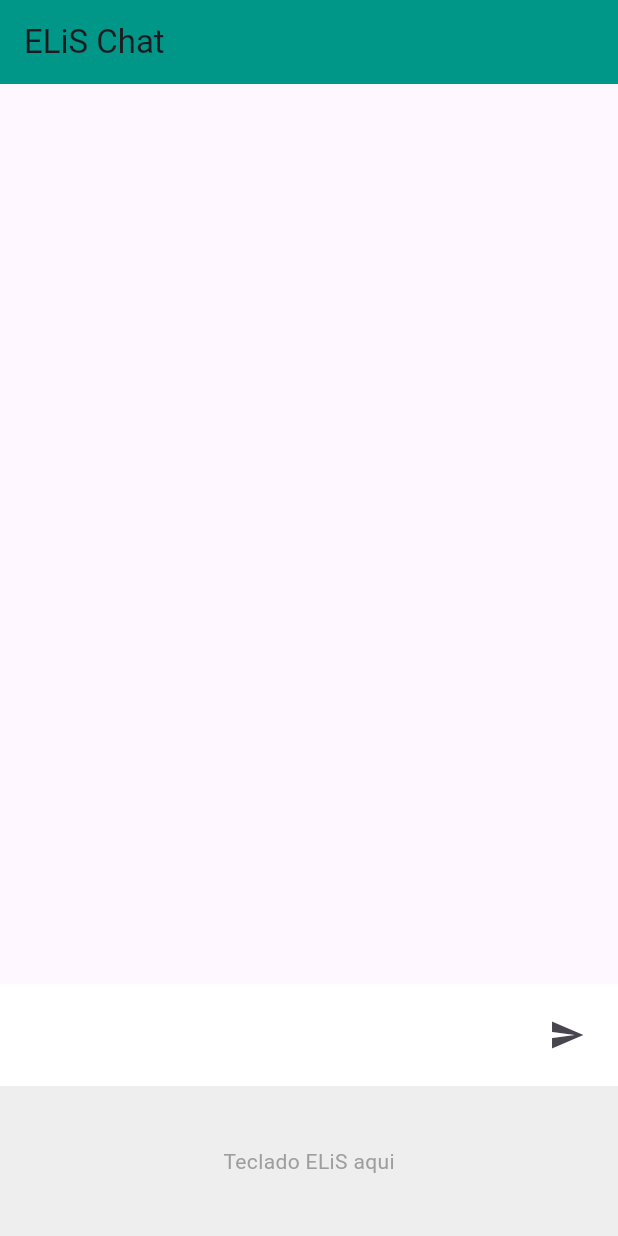
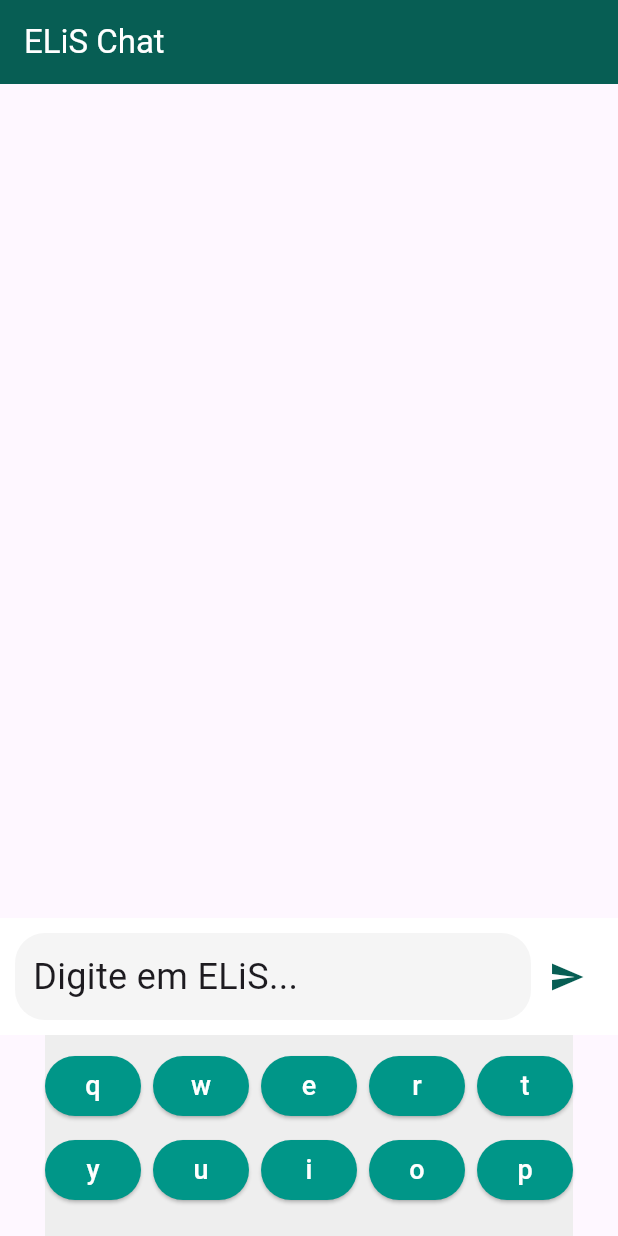
Before and after one commit to ELiS-Cell/ELiS-Chat, a Flutter app: the screen it shows after launch, on a phone screen of 412 x 824 dp. Run offline on Flutter 3.47's test engine with Material 3 defaults, Android fonts, the phone set to English and light mode, and no system bars.

Commit message:
Update main.dart

```diff
--- a/lib/main.dart
+++ b/lib/main.dart
@@ -1,6 +1,7 @@
 import 'package:flutter/material.dart';
 
 void main() {
+  WidgetsFlutterBinding.ensureInitialized();
   runApp(const ELiSApp());
 }
 
@@ -47,15 +48,27 @@ class _ChatScreenState extends State<ChatScreen> {
   @override
   Widget build(BuildContext context) {
     return Scaffold(
-      appBar: AppBar(title: const Text("ELiS Chat"), backgroundColor: Colors.teal),
+      appBar: AppBar(
+        title: const Text("ELiS Chat", style: TextStyle(color: Colors.white)),
+        backgroundColor: const Color(0xFF075E54),
+      ),
       body: Column(
         children: [
           Expanded(
             child: ListView.builder(
               reverse: true,
               itemCount: _messages.length,
-              itemBuilder: (context, i) => ListTile(
-                title: Text(_messages[i], style: const TextStyle(fontSize: 24)),
+              itemBuilder: (context, i) => Align(
+                alignment: Alignment.centerRight,
+                child: Container(
+                  margin: const EdgeInsets.all(8),
+                  padding: const EdgeInsets.all(12),
+                  decoration: BoxDecoration(
+                    color: const Color(0xFFDCF8C6),
+                    borderRadius: BorderRadius.circular(12),
+                  ),
+                  child: Text(_messages[i], style: const TextStyle(fontSize: 24)),
+                ),
               ),
             ),
           ),
@@ -64,18 +77,47 @@ class _ChatScreenState extends State<ChatScreen> {
             color: Colors.white,
             child: Row(
               children: [
-                Expanded(child: Text(_currentInput.join(""), style: const TextStyle(fontSize: 24))),
-                IconButton(icon: const Icon(Icons.send), onPressed: _send),
+                Expanded(
+                  child: Container(
+                    padding: const EdgeInsets.all(12),
+                    decoration: BoxDecoration(
+                      color: Colors.grey[100],
+                      borderRadius: BorderRadius.circular(20),
+                    ),
+                    child: Text(
+                      _currentInput.isEmpty ? "Digite em ELiS..." : _currentInput.join(""),
+                      style: const TextStyle(fontSize: 24),
+                    ),
+                  ),
+                ),
+                IconButton(
+                  icon: const Icon(Icons.send, color: Color(0xFF075E54)),
+                  onPressed: _send,
+                ),
               ],
             ),
           ),
-          Container(
-            height: 100,
-            color: Colors.grey[200],
-            child: Center(child: Text("Teclado ELiS aqui", style: TextStyle(color: Colors.grey))),
-          )
+          _buildKeyboard(),
         ],
       ),
     );
   }
+
+  Widget _buildKeyboard() {
+    final List<String> keys = ['q', 'w', 'e', 'r', 't', 'y', 'u', 'i', 'o', 'p'];
+    return Container(
+      padding: const EdgeInsets.only(bottom: 20, top: 10),
+      color: Colors.grey[200],
+      child: Wrap(
+        spacing: 8,
+        runSpacing: 8,
+        alignment: WrapAlignment.center,
+        children: keys.map((k) => ElevatedButton(
+          onPressed: () => _addSymbol(k),
+          style: ElevatedButton.styleFrom(backgroundColor: Colors.teal),
+          child: Text(k, style: const TextStyle(color: Colors.white, fontSize: 18)),
+        )).toList(),
+      ),
+    );
+  }
 }
```
